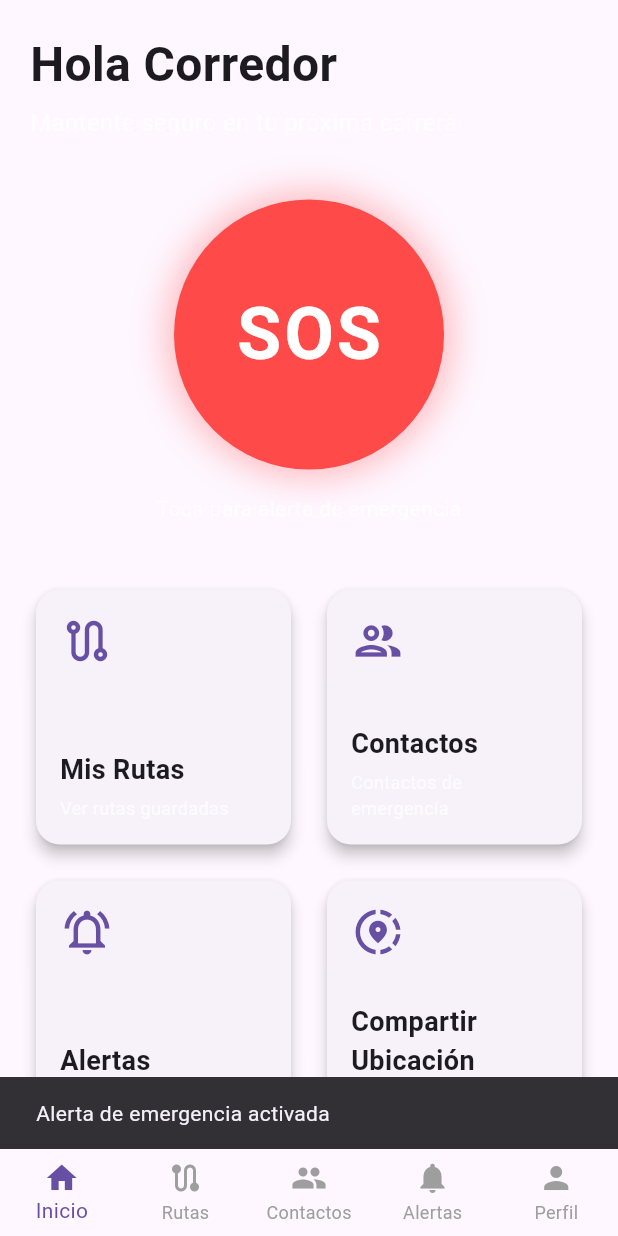
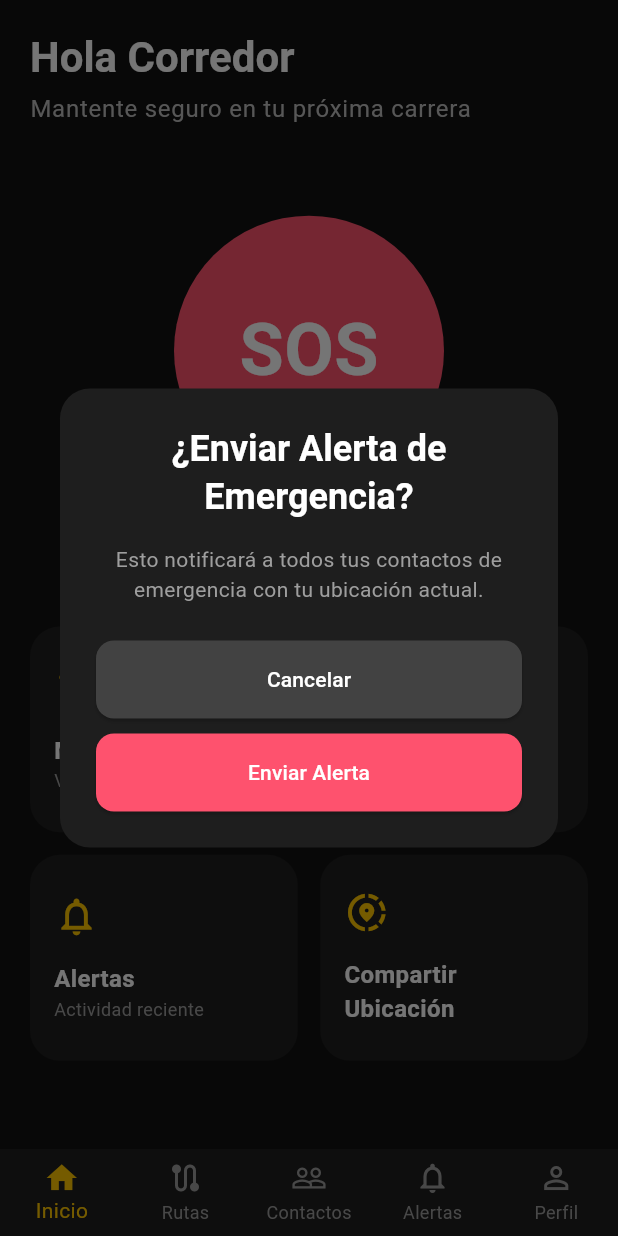
Before and after one commit to jovannyCG/app-chita, a Flutter app: the screen it shows after launch, after a tap on "SOS", on a phone screen of 412 x 824 dp. Run offline on Flutter 3.47's test engine with Material 3 defaults, Android fonts, the phone set to English and light mode, and no system bars.

Commit message:
Add RoutesScreen with route cards and navigation button
- Implemented RoutesScreen as a new screen in the app.
- Added a ListView to display route cards for "Parque La Encantada" and "Parque Sierra de Álica".
- Each route card includes an image, title, distance, and a button to view the route on a map.
- Positioned a floating action button for navigating to "Mis Espacios".

```diff
--- a/lib/main.dart
+++ b/lib/main.dart
@@ -1,20 +1,115 @@
 import 'package:chita_app/screens/home.dart';
+import 'package:chita_app/screens/route.dart';
 import 'package:flutter/material.dart';
 
+
+// Colores principales de la aplicación para fácil acceso
+const Color primaryColor = Color(0xFFFFC700); // Amarillo/Dorado
+const Color accentColor = Color(0xFFFE526E);  // Rojo/Rosa SOS
+const Color backgroundColor = Color(0xFF121212); // Fondo oscuro
+const Color cardColor = Color(0xFF1E1E1E);      // Color de tarjetas
+
 void main() {
-  runApp(MyApp());
+  runApp(const RunnerApp());
 }
 
-class MyApp extends StatelessWidget {
+class RunnerApp extends StatelessWidget {
+  const RunnerApp({super.key});
+
   @override
   Widget build(BuildContext context) {
     return MaterialApp(
-      title: 'Corredor Seguro',
+      title: 'Runner Safety App',
+      debugShowCheckedModeBanner: false,
       theme: ThemeData(
-        primarySwatch: Colors.blue,
-        visualDensity: VisualDensity.adaptivePlatformDensity,
+        brightness: Brightness.dark,
+        scaffoldBackgroundColor: backgroundColor,
+        primaryColor: primaryColor,
+        // Definimos un tema para los botones elevados
+        elevatedButtonTheme: ElevatedButtonThemeData(
+          style: ElevatedButton.styleFrom(
+            foregroundColor: Colors.black, backgroundColor: primaryColor, // texto negro, fondo amarillo
+            shape: RoundedRectangleBorder(
+              borderRadius: BorderRadius.circular(12),
+            ),
+            padding: const EdgeInsets.symmetric(vertical: 14),
+          ),
+        ),
+        // Tema para la barra de navegación inferior
+        bottomNavigationBarTheme: const BottomNavigationBarThemeData(
+          backgroundColor: cardColor,
+          selectedItemColor: primaryColor,
+          unselectedItemColor: Colors.grey,
+          type: BottomNavigationBarType.fixed,
+          showUnselectedLabels: true,
+        ),
+        textTheme: const TextTheme(
+          headlineSmall: TextStyle(fontWeight: FontWeight.bold, color: Colors.white),
+          bodyLarge: TextStyle(color: Colors.white),
+          bodyMedium: TextStyle(color: Colors.grey),
+        ),
       ),
-      home: HomeScreen(),
+      home: const MainScreen(),
     );
   }
 }
+
+class MainScreen extends StatefulWidget {
+  const MainScreen({super.key});
+
+  @override
+  State<MainScreen> createState() => _MainScreenState();
+}
+
+class _MainScreenState extends State<MainScreen> {
+  int _selectedIndex = 0;
+
+  static final List<Widget> _widgetOptions = <Widget>[
+    const HomeScreen(),
+    const RoutesScreen(),
+    const Center(child: Text('Contactos')), // Placeholder
+    const Center(child: Text('Alertas')),   // Placeholder
+    const Center(child: Text('Perfil')),    // Placeholder
+  ];
+
+  void _onItemTapped(int index) {
+    setState(() {
+      _selectedIndex = index;
+    });
+  }
+
+  @override
+  Widget build(BuildContext context) {
+    return Scaffold(
+      body: Center(
+        child: _widgetOptions.elementAt(_selectedIndex),
+      ),
+      bottomNavigationBar: BottomNavigationBar(
+        items: const <BottomNavigationBarItem>[
+          BottomNavigationBarItem(
+            icon: Icon(Icons.home),
+            label: 'Inicio',
+          ),
+          BottomNavigationBarItem(
+            icon: Icon(Icons.route),
+            label: 'Rutas',
+          ),
+          BottomNavigationBarItem(
+            icon: Icon(Icons.people_outline),
+            label: 'Contactos',
+          ),
+          BottomNavigationBarItem(
+            icon: Icon(Icons.notifications_none),
+            label: 'Alertas',
+          ),
+          BottomNavigationBarItem(
+            icon: Icon(Icons.person_outline),
+            label: 'Perfil',
+          ),
+        ],
+        currentIndex: _selectedIndex,
+        onTap: _onItemTapped,
+      ),
+    );
+  }
+}
--- a/lib/screens/home.dart
+++ b/lib/screens/home.dart
@@ -1,210 +1,165 @@
 import 'package:flutter/material.dart';
-import 'package:google_fonts/google_fonts.dart';
+import '../main.dart'; // Importamos para usar los colores
 
-void main() {
-  runApp(const RunnerApp());
-}
-
-class RunnerApp extends StatelessWidget {
-  const RunnerApp({super.key});
-
-  @override
-  Widget build(BuildContext context) {
-    // Usamos GoogleFonts para tener una tipografía más parecida al diseño.
-    final textTheme = Theme.of(context).textTheme;
-
-    return MaterialApp(
-      title: 'Runner Safety App',
-      theme: ThemeData(
-        brightness: Brightness.dark,
-        primaryColor: const Color(0xFFFFDE03), // Un color amarillo para detalles
-        scaffoldBackgroundColor: const Color(0xFF121212), // Fondo oscuro principal
-        cardColor: const Color(0xFF1E1E1E), // Color para las tarjetas
-        textTheme: GoogleFonts.poppinsTextTheme(textTheme).apply(
-          bodyColor: Colors.white,
-          displayColor: Colors.white,
-        ),
-        iconTheme: const IconThemeData(color: Color(0xFFFFDE03)),
-      ),
-      home: const HomeScreen(),
-      debugShowCheckedModeBanner: false,
-    );
-  }
-}
-
-class HomeScreen extends StatefulWidget {
+class HomeScreen extends StatelessWidget {
   const HomeScreen({super.key});
 
-  @override
-  State<HomeScreen> createState() => _HomeScreenState();
-}
-
-class _HomeScreenState extends State<HomeScreen> {
-  int _selectedIndex = 0; // Índice para el BottomNavigationBar
-
-  void _onItemTapped(int index) {
-    setState(() {
-      _selectedIndex = index;
-    });
+  void _showSosConfirmationDialog(BuildContext context) {
+    showDialog(
+      context: context,
+      builder: (BuildContext context) {
+        return AlertDialog(
+          backgroundColor: cardColor,
+          shape: RoundedRectangleBorder(borderRadius: BorderRadius.circular(20)),
+          title: const Text(
+            '¿Enviar Alerta de Emergencia?',
+            textAlign: TextAlign.center,
+            style: TextStyle(color: Colors.white, fontWeight: FontWeight.bold),
+          ),
+          content: const Text(
+            'Esto notificará a todos tus contactos de emergencia con tu ubicación actual.',
+            textAlign: TextAlign.center,
+            style: TextStyle(color: Colors.grey, fontSize: 14),
+          ),
+          actionsAlignment: MainAxisAlignment.center,
+          actions: <Widget>[
+            Column(
+              mainAxisSize: MainAxisSize.min,
+              crossAxisAlignment: CrossAxisAlignment.stretch,
+              children: [
+                ElevatedButton(
+                  style: ElevatedButton.styleFrom(
+                    backgroundColor: Colors.grey[800],
+                    foregroundColor: Colors.white,
+                    padding: const EdgeInsets.symmetric(vertical: 16),
+                  ),
+                  child: const Text('Cancelar'),
+                  onPressed: () {
+                    Navigator.of(context).pop();
+                  },
+                ),
+                const SizedBox(height: 10),
+                ElevatedButton(
+                  style: ElevatedButton.styleFrom(
+                    backgroundColor: accentColor,
+                    foregroundColor: Colors.white,
+                    padding: const EdgeInsets.symmetric(vertical: 16),
+                  ),
+                  child: const Text('Enviar Alerta'),
+                  onPressed: () {
+                    // Aquí iría la lógica para enviar la alerta
+                    Navigator.of(context).pop();
+                  },
+                ),
+              ],
+            ),
+          ],
+        );
+      },
+    );
   }
 
   @override
   Widget build(BuildContext context) {
     return Scaffold(
       body: SafeArea(
-        child: SingleChildScrollView(
-          // Permite hacer scroll si el contenido no cabe en la pantalla
-          padding: const EdgeInsets.all(20.0),
+        child: Padding(
+          padding: const EdgeInsets.symmetric(horizontal: 20.0),
           child: Column(
             crossAxisAlignment: CrossAxisAlignment.start,
             children: [
-              // --- SECCIÓN DE BIENVENIDA ---
-              const Text(
+              const SizedBox(height: 20),
+              Text(
                 'Hola Corredor',
-                style: TextStyle(
-                  fontSize: 32,
+                style: Theme.of(context).textTheme.headlineMedium?.copyWith(
                       fontWeight: FontWeight.bold,
+                      color: Colors.white,
                     ),
               ),
-              const SizedBox(height: 4),
+              const SizedBox(height: 5),
               Text(
                 'Mantente seguro en tu próxima carrera',
-                style: TextStyle(
-                  fontSize: 16,
-                  color: Colors.white.withOpacity(0.7),
+                style: Theme.of(context).textTheme.bodyLarge?.copyWith(
+                      color: Colors.grey[400],
                     ),
               ),
-              const SizedBox(height: 40),
-
-              // --- BOTÓN DE SOS ---
+              const Spacer(),
               Center(
-                child: Column(
-                  children: [
-                    GestureDetector(
-                      onTap: () {
-                        // Lógica para la alerta de emergencia
-                        ScaffoldMessenger.of(context).showSnackBar(
-                          const SnackBar(content: Text('Alerta de emergencia activada')),
-                        );
-                      },
+                child: GestureDetector(
+                  onTap: () => _showSosConfirmationDialog(context),
                   child: Container(
                     width: 180,
                     height: 180,
                     decoration: const BoxDecoration(
-                          color: Color(0xFFFE4A49), // Color rojo para el botón
+                      color: accentColor,
                       shape: BoxShape.circle,
-                          boxShadow: [
-                            BoxShadow(
-                              color: Color.fromARGB(92, 254, 74, 73),
-                              blurRadius: 20,
-                              spreadRadius: 5,
-                            )
-                          ],
                     ),
                     child: const Center(
                       child: Text(
                         'SOS',
                         style: TextStyle(
+                          color: Colors.white,
                           fontSize: 48,
                           fontWeight: FontWeight.bold,
-                              color: Colors.white,
-                              letterSpacing: 2,
                         ),
                       ),
                     ),
                   ),
                 ),
-                    const SizedBox(height: 16),
-                    Text(
+              ),
+              const SizedBox(height: 15),
+              const Center(
+                child: Text(
                   'Toca para alerta de emergencia',
-                      style: TextStyle(
-                        fontSize: 14,
-                        color: Colors.white.withOpacity(0.7),
+                  style: TextStyle(color: Colors.grey),
                 ),
+              ),
+              const Spacer(),
+              GridView.count(
+                crossAxisCount: 2,
+                shrinkWrap: true,
+                physics: const NeverScrollableScrollPhysics(),
+                crossAxisSpacing: 15,
+                mainAxisSpacing: 15,
+                childAspectRatio: 1.3,
+                children: const [
+                  _FeatureCard(
+                    icon: Icons.route,
+                    title: 'Mis Rutas',
+                    subtitle: 'Ver rutas guardadas',
+                  ),
+                  _FeatureCard(
+                    icon: Icons.people_outline,
+                    title: 'Contactos',
+                    subtitle: 'Contactos de emergencia',
+                  ),
+                  _FeatureCard(
+                    icon: Icons.notifications_none,
+                    title: 'Alertas',
+                    subtitle: 'Actividad reciente',
+                  ),
+                  _FeatureCard(
+                    icon: Icons.share_location,
+                    title: 'Compartir Ubicación',
+                    subtitle: '', // Subtítulo vacío para ajustarse al diseño
                   ),
                 ],
               ),
-              ),
-              const SizedBox(height: 40),
-
-              // --- GRID DE OPCIONES ---
-              GridView.count(
-                crossAxisCount: 2,
-                crossAxisSpacing: 16,
-                mainAxisSpacing: 16,
-                shrinkWrap: true, // Para que el GridView ocupe solo el espacio necesario
-                physics: const NeverScrollableScrollPhysics(), // Deshabilita el scroll del GridView
-                children: const [
-                  InfoCard(
-                    icon: Icons.route_outlined,
-                    title: 'Mis Rutas',
-                    subtitle: 'Ver rutas guardadas',
-                  ),
-                  InfoCard(
-                    icon: Icons.group_outlined,
-                    title: 'Contactos',
-                    subtitle: 'Contactos de emergencia',
-                  ),
-                  InfoCard(
-                    icon: Icons.notifications_active_outlined,
-                    title: 'Alertas',
-                    subtitle: 'Actividad reciente',
-                  ),
-                  InfoCard(
-                    icon: Icons.share_location_outlined,
-                    title: 'Compartir Ubicación',
-                    subtitle: 'Ubicación en tiempo real',
-                  ),
-                ],
-              ),
+              const Spacer(),
             ],
           ),
         ),
-      ),
-      // --- BARRA DE NAVEGACIÓN INFERIOR ---
-      bottomNavigationBar: BottomNavigationBar(
-        items: const <BottomNavigationBarItem>[
-          BottomNavigationBarItem(
-            icon: Icon(Icons.home),
-            label: 'Inicio',
-          ),
-          BottomNavigationBarItem(
-            icon: Icon(Icons.route),
-            label: 'Rutas',
-          ),
-          BottomNavigationBarItem(
-            icon: Icon(Icons.group),
-            label: 'Contactos',
-          ),
-           BottomNavigationBarItem(
-            icon: Icon(Icons.notifications),
-            label: 'Alertas',
-          ),
-          BottomNavigationBarItem(
-            icon: Icon(Icons.person),
-            label: 'Perfil',
-          ),
-        ],
-        currentIndex: _selectedIndex,
-        onTap: _onItemTapped,
-        type: BottomNavigationBarType.fixed, // Muestra todos los labels
-        backgroundColor: Theme.of(context).cardColor,
-        selectedItemColor: Theme.of(context).primaryColor,
-        unselectedItemColor: Colors.grey,
-        showUnselectedLabels: true,
       ),
     );
   }
 }
 
-// --- WIDGET REUTILIZABLE PARA LAS TARJETAS DEL GRID ---
-class InfoCard extends StatelessWidget {
+class _FeatureCard extends StatelessWidget {
   final IconData icon;
   final String title;
   final String subtitle;
 
-  const InfoCard({
-    super.key,
+  const _FeatureCard({
     required this.icon,
     required this.title,
     required this.subtitle,
@@ -212,40 +167,27 @@ class InfoCard extends StatelessWidget {
 
   @override
   Widget build(BuildContext context) {
-    return Card(
-      elevation: 4,
-      shape: RoundedRectangleBorder(
-        borderRadius: BorderRadius.circular(16),
+    return Container(
+      padding: const EdgeInsets.all(16),
+      decoration: BoxDecoration(
+        color: cardColor,
+        borderRadius: BorderRadius.circular(20),
       ),
-      child: Padding(
-        padding: const EdgeInsets.all(16.0),
       child: Column(
         crossAxisAlignment: CrossAxisAlignment.start,
         mainAxisAlignment: MainAxisAlignment.center,
         children: [
-            Icon(
-              icon,
-              size: 36,
-              color: Theme.of(context).primaryColor,
-            ),
-            const Spacer(),
-            Text(
-              title,
+          Icon(icon, color: primaryColor, size: 30),
+          const SizedBox(height: 15),
+          Text(title,
               style: const TextStyle(
-                fontSize: 18,
+                  color: Colors.white,
                   fontWeight: FontWeight.bold,
-              ),
-            ),
-            const SizedBox(height: 4),
-            Text(
-              subtitle,
-              style: TextStyle(
-                fontSize: 12,
-                color: Colors.white.withOpacity(0.7),
-              ),
-            ),
+                  fontSize: 16)),
+          if (subtitle.isNotEmpty)
+            Text(subtitle,
+                style: const TextStyle(color: Colors.grey, fontSize: 12)),
         ],
-        ),
       ),
     );
   }
--- a/pubspec.yaml
+++ b/pubspec.yaml
@@ -59,8 +59,8 @@ flutter:
   uses-material-design: true
 
   # To add assets to your application, add an assets section, like this:
-  # assets:
-  #   - images/a_dot_burr.jpeg
+  assets:
+    - assets/
   #   - images/a_dot_ham.jpeg
 
   # An image asset can refer to one or more resolution-specific "variants", see
```
Also changed, not shown: lib/screens/route.dart (added, +119 -0 lines), assets/parque_la_encantada.jpg (added), assets/parque_sierra_de_alica.jpg (added). Lines whose indentation alone changed are shown as unchanged.
